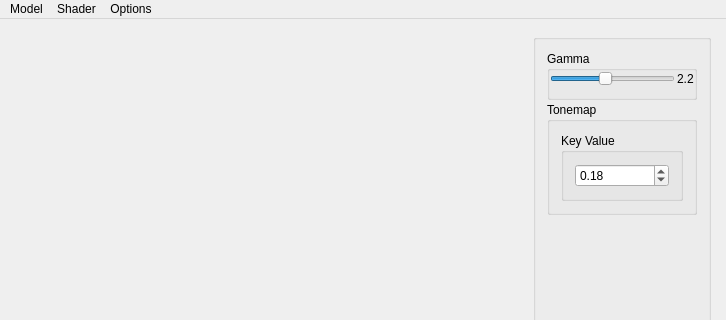
Old version of the form QtGUI/mainwindow.ui in the repository ChuangTseu/DogeGL; both pictures show x 0 to 726 and y 0 to 320 of the 726 by 561 pixel window.
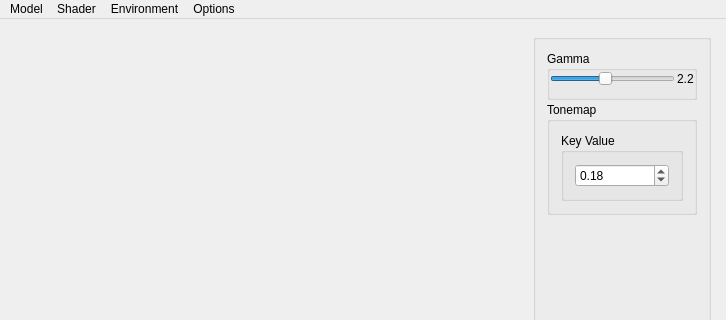
New version of the form. Custom widgets are drawn as their Qt base class.

Diff of the .ui file:
```diff
--- a/QtGUI/mainwindow.ui
+++ b/QtGUI/mainwindow.ui
@@ -212,8 +212,15 @@
     <addaction name="actionTexcoord"/>
     <addaction name="actionDepth"/>
    </widget>
+   <widget class="QMenu" name="menuEnvironment">
+    <property name="title">
+     <string>Environment</string>
+    </property>
+    <addaction name="actionEnvmapLoad"/>
+   </widget>
    <addaction name="menuModel"/>
    <addaction name="menuShader"/>
+   <addaction name="menuEnvironment"/>
    <addaction name="menuOptions"/>
   </widget>
   <widget class="QStatusBar" name="statusBar"/>
```
Left out of the diff: 22 changed lines with no effect on the pictures.
